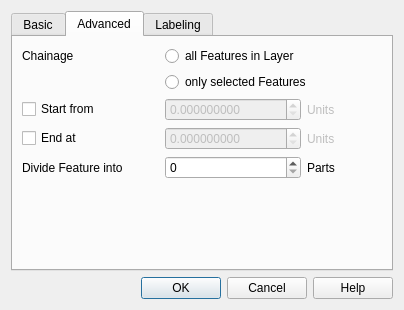
Before: the Qt Designer form ui_qchainage.ui in mach0/qchainage, drawn with Qt 5.
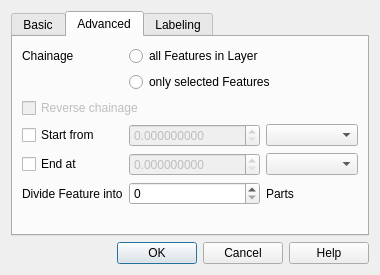
After: the same form once the commit is applied. The open tabs and pages were chosen to show the change.

Commit message: design changes and some addition for future

The edit to the form file:
```diff
--- a/ui_qchainage.ui
+++ b/ui_qchainage.ui
@@ -9,8 +9,8 @@
    <rect>
     <x>0</x>
     <y>0</y>
-    <width>404</width>
-    <height>310</height>
+    <width>380</width>
+    <height>275</height>
    </rect>
   </property>
   <property name="minimumSize">
@@ -22,18 +22,8 @@
   <property name="windowTitle">
    <string>QChainage</string>
   </property>
-  <layout class="QGridLayout" name="gridLayout_3">
-   <item row="1" column="0">
-    <widget class="QDialogButtonBox" name="buttonBox">
-     <property name="orientation">
-      <enum>Qt::Horizontal</enum>
-     </property>
-     <property name="standardButtons">
-      <set>QDialogButtonBox::Cancel|QDialogButtonBox::Help|QDialogButtonBox::Ok</set>
-     </property>
-    </widget>
-   </item>
-   <item row="0" column="0">
+  <layout class="QVBoxLayout" name="verticalLayout">
+   <item>
     <widget class="QTabWidget" name="tabWidget">
      <property name="currentIndex">
       <number>0</number>
@@ -146,71 +136,23 @@
        <string>Advanced</string>
       </attribute>
       <layout class="QGridLayout" name="gridLayout">
-       <item row="3" column="0">
-        <widget class="QCheckBox" name="checkBoxEndAt">
+       <item row="0" column="0">
+        <widget class="QLabel" name="label">
          <property name="text">
-          <string>End at</string>
+          <string>Chainage</string>
          </property>
         </widget>
        </item>
-       <item row="3" column="1">
-        <widget class="QDoubleSpinBox" name="endSpinBox">
+       <item row="0" column="1" colspan="2">
+        <widget class="QRadioButton" name="selectAllRadioBtn">
          <property name="enabled">
-          <bool>false</bool>
+          <bool>true</bool>
          </property>
-         <property name="decimals">
-          <number>9</number>
-         </property>
-         <property name="maximum">
-          <double>999999999.999999046325684</double>
-         </property>
-        </widget>
-       </item>
-       <item row="5" column="1">
-        <spacer name="verticalSpacer_2">
-         <property name="orientation">
-          <enum>Qt::Vertical</enum>
-         </property>
-         <property name="sizeHint" stdset="0">
-          <size>
-           <width>20</width>
-           <height>40</height>
-          </size>
-         </property>
-        </spacer>
-       </item>
-       <item row="2" column="1">
-        <widget class="QDoubleSpinBox" name="startSpinBox">
-         <property name="enabled">
-          <bool>false</bool>
-         </property>
-         <property name="decimals">
-          <number>9</number>
-         </property>
-         <property name="maximum">
-          <double>999999999.999999046325684</double>
-         </property>
-        </widget>
-       </item>
-       <item row="3" column="2">
-        <widget class="QLabel" name="labelUnit_3">
-         <property name="enabled">
-          <bool>false</bool>
-         </property>
-         <property name="sizePolicy">
-          <sizepolicy hsizetype="Fixed" vsizetype="Preferred">
-           <horstretch>0</horstretch>
-           <verstretch>0</verstretch>
-          </sizepolicy>
-         </property>
-         <property name="minimumSize">
-          <size>
-           <width>75</width>
-           <height>0</height>
-          </size>
-         </property>
          <property name="text">
-          <string>Units</string>
+          <string>all Features in Layer</string>
+         </property>
+         <property name="checkable">
+          <bool>true</bool>
          </property>
         </widget>
        </item>
@@ -230,75 +172,95 @@
          </property>
         </widget>
        </item>
-       <item row="2" column="0">
+       <item row="3" column="0">
         <widget class="QCheckBox" name="checkBoxStartFrom">
          <property name="text">
           <string>Start from</string>
          </property>
         </widget>
        </item>
-       <item row="0" column="0">
-        <widget class="QLabel" name="label">
-         <property name="text">
-          <string>Chainage</string>
-         </property>
-        </widget>
-       </item>
-       <item row="2" column="2">
-        <widget class="QLabel" name="labelUnit_2">
+       <item row="3" column="1">
+        <widget class="QDoubleSpinBox" name="startSpinBox">
          <property name="enabled">
           <bool>false</bool>
          </property>
-         <property name="sizePolicy">
-          <sizepolicy hsizetype="Fixed" vsizetype="Preferred">
-           <horstretch>0</horstretch>
-           <verstretch>0</verstretch>
-          </sizepolicy>
+         <property name="decimals">
+          <number>9</number>
          </property>
-         <property name="minimumSize">
-          <size>
-           <width>75</width>
-           <height>0</height>
-          </size>
-         </property>
-         <property name="text">
-          <string>Units</string>
-         </property>
-        </widget>
-       </item>
-       <item row="4" column="1">
-        <widget class="QSpinBox" name="divideSpinBox">
          <property name="maximum">
-          <number>999999999</number>
+          <double>999999999.999999046325684</double>
          </property>
         </widget>
        </item>
+       <item row="3" column="2" colspan="3">
+        <widget class="QComboBox" name="UnitsComboStart"/>
+       </item>
        <item row="4" column="0">
+        <widget class="QCheckBox" name="checkBoxEndAt">
+         <property name="text">
+          <string>End at</string>
+         </property>
+        </widget>
+       </item>
+       <item row="4" column="1">
+        <widget class="QDoubleSpinBox" name="endSpinBox">
+         <property name="enabled">
+          <bool>false</bool>
+         </property>
+         <property name="decimals">
+          <number>9</number>
+         </property>
+         <property name="maximum">
+          <double>999999999.999999046325684</double>
+         </property>
+        </widget>
+       </item>
+       <item row="5" column="0">
         <widget class="QLabel" name="label_2">
          <property name="text">
           <string>Divide Feature into</string>
          </property>
         </widget>
        </item>
-       <item row="4" column="2">
+       <item row="5" column="1">
+        <widget class="QSpinBox" name="divideSpinBox">
+         <property name="maximum">
+          <number>999999999</number>
+         </property>
+        </widget>
+       </item>
+       <item row="6" column="1">
+        <spacer name="verticalSpacer_2">
+         <property name="orientation">
+          <enum>Qt::Vertical</enum>
+         </property>
+         <property name="sizeHint" stdset="0">
+          <size>
+           <width>20</width>
+           <height>40</height>
+          </size>
+         </property>
+        </spacer>
+       </item>
+       <item row="2" column="0" colspan="2">
+        <widget class="QCheckBox" name="checkBoxReverse">
+         <property name="enabled">
+          <bool>false</bool>
+         </property>
+         <property name="text">
+          <string>Reverse chainage</string>
+         </property>
+        </widget>
+       </item>
+       <item row="5" column="2">
         <widget class="QLabel" name="label_3">
          <property name="text">
           <string>Parts</string>
          </property>
         </widget>
        </item>
-       <item row="0" column="1" colspan="2">
-        <widget class="QRadioButton" name="selectAllRadioBtn">
-         <property name="enabled">
-          <bool>true</bool>
-         </property>
-         <property name="text">
-          <string>all Features in Layer</string>
-         </property>
-         <property name="checkable">
-          <bool>true</bool>
-         </property>
-        </widget>
+       <item row="4" column="2" colspan="3">
+        <widget class="QComboBox" name="UnitsComboEnd"/>
        </item>
       </layout>
      </widget>
@@ -351,6 +313,16 @@
      </widget>
     </widget>
    </item>
+   <item>
+    <widget class="QDialogButtonBox" name="buttonBox">
+     <property name="orientation">
+      <enum>Qt::Horizontal</enum>
+     </property>
+     <property name="standardButtons">
+      <set>QDialogButtonBox::Cancel|QDialogButtonBox::Help|QDialogButtonBox::Ok</set>
+     </property>
+    </widget>
+   </item>
   </layout>
  </widget>
  <resources/>
```
Left out of the diff: 79 changed lines with no effect on the pictures. The commit also changes 1 other file.
